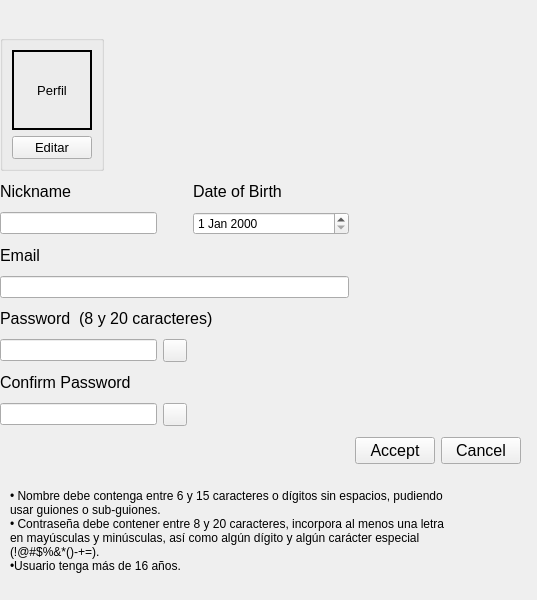
Above: Trabajo/signup.ui from KaiacUPV/PROYECTO-IHM before the change. Below: the same form after it.
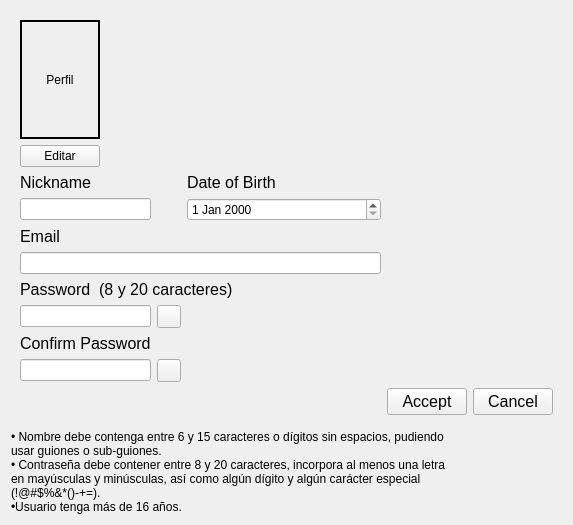
That is the form after the change.

Patch:
```diff
--- a/Trabajo/signup.ui
+++ b/Trabajo/signup.ui
@@ -6,60 +6,94 @@
    <rect>
     <x>0</x>
     <y>0</y>
-    <width>537</width>
-    <height>600</height>
+    <width>573</width>
+    <height>525</height>
    </rect>
   </property>
   <property name="windowTitle">
    <string>Form</string>
   </property>
-  <widget class="QLabel" name="Title_Label">
-   <property name="geometry">
-    <rect>
-     <x>10</x>
-     <y>460</y>
-     <width>541</width>
-     <height>141</height>
-    </rect>
-   </property>
-   <property name="sizePolicy">
-    <sizepolicy hsizetype="Preferred" vsizetype="Maximum">
-     <horstretch>0</horstretch>
-     <verstretch>0</verstretch>
-    </sizepolicy>
-   </property>
-   <property name="text">
-    <string>• Nombre debe contenga entre 6 y 15 caracteres o dígitos sin espacios, pudiendo
-usar guiones o sub-guiones.
-• Contraseña debe contener entre 8 y 20 caracteres, incorpora al menos una letra
-en mayúsculas y minúsculas, así como algún dígito y algún carácter especial
-(!@#$%&amp;*()-+=).
-•Usuario tenga más de 16 años.</string>
-   </property>
-  </widget>
-  <widget class="QWidget" name="widget" native="true">
-   <property name="geometry">
-    <rect>
-     <x>0</x>
-     <y>30</y>
-     <width>521</width>
-     <height>441</height>
-    </rect>
-   </property>
    <layout class="QGridLayout" name="gridLayout">
-    <item row="8" column="0">
-     <widget class="QLineEdit" name="lineEdit_2">
+   <item row="0" column="0" rowspan="2" colspan="2">
+    <widget class="QWidget" name="widget" native="true">
+     <layout class="QGridLayout" name="gridLayout_2">
+      <item row="4" column="0" colspan="2">
+       <widget class="QLineEdit" name="txt_nick"/>
+      </item>
+      <item row="9" column="0" colspan="2">
+       <widget class="QLabel" name="Repeat_Label">
+        <property name="sizePolicy">
+         <sizepolicy hsizetype="Preferred" vsizetype="Maximum">
+          <horstretch>0</horstretch>
+          <verstretch>0</verstretch>
+         </sizepolicy>
+        </property>
       <property name="font">
        <font>
-        <stylestrategy>PreferDefault</stylestrategy>
-       </font>
-      </property>
+          <pointsize>12</pointsize>
+         </font>
+        </property>
+        <property name="text">
+         <string>Confirm Password</string>
+        </property>
+       </widget>
+      </item>
+      <item row="3" column="0" colspan="2">
+       <widget class="QLabel" name="leName">
+        <property name="sizePolicy">
+         <sizepolicy hsizetype="Maximum" vsizetype="Maximum">
+          <horstretch>0</horstretch>
+          <verstretch>0</verstretch>
+         </sizepolicy>
+        </property>
+        <property name="font">
+         <font>
+          <pointsize>12</pointsize>
+         </font>
+        </property>
+        <property name="text">
+         <string>Nickname</string>
+        </property>
+       </widget>
+      </item>
+      <item row="10" column="0" colspan="2">
+       <widget class="QLineEdit" name="lineEdit_3">
       <property name="echoMode">
        <enum>QLineEdit::EchoMode::Password</enum>
       </property>
      </widget>
     </item>
-    <item row="5" column="0" colspan="4">
+      <item row="11" column="5">
+       <widget class="QPushButton" name="Cancel_Button">
+        <property name="font">
+         <font>
+          <pointsize>12</pointsize>
+         </font>
+        </property>
+        <property name="text">
+         <string>Cancel</string>
+        </property>
+       </widget>
+      </item>
+      <item row="3" column="3">
+       <widget class="QLabel" name="lebirth">
+        <property name="sizePolicy">
+         <sizepolicy hsizetype="Maximum" vsizetype="Maximum">
+          <horstretch>0</horstretch>
+          <verstretch>0</verstretch>
+         </sizepolicy>
+        </property>
+        <property name="font">
+         <font>
+          <pointsize>12</pointsize>
+         </font>
+        </property>
+        <property name="text">
+         <string>Date of Birth</string>
+        </property>
+       </widget>
+      </item>
+      <item row="7" column="0" colspan="4">
      <widget class="QLabel" name="Password_Label">
       <property name="sizePolicy">
        <sizepolicy hsizetype="Preferred" vsizetype="Maximum">
@@ -78,6 +112,65 @@
      </widget>
     </item>
     <item row="10" column="2">
+       <widget class="QToolButton" name="btnShowPass2">
+        <property name="text">
+         <string/>
+        </property>
+       </widget>
+      </item>
+      <item row="11" column="4">
+       <widget class="QPushButton" name="Accept_Button">
+        <property name="font">
+         <font>
+          <pointsize>12</pointsize>
+         </font>
+        </property>
+        <property name="text">
+         <string>Accept</string>
+        </property>
+       </widget>
+      </item>
+      <item row="8" column="0" colspan="2">
+       <widget class="QLineEdit" name="lineEdit_2">
+        <property name="font">
+         <font>
+          <stylestrategy>PreferDefault</stylestrategy>
+         </font>
+        </property>
+        <property name="echoMode">
+         <enum>QLineEdit::EchoMode::Password</enum>
+        </property>
+       </widget>
+      </item>
+      <item row="4" column="3">
+       <widget class="QDateEdit" name="date_birth"/>
+      </item>
+      <item row="8" column="2">
+       <widget class="QToolButton" name="btnShowPass1">
+        <property name="text">
+         <string/>
+        </property>
+       </widget>
+      </item>
+      <item row="5" column="0">
+       <widget class="QLabel" name="leEmail">
+        <property name="sizePolicy">
+         <sizepolicy hsizetype="Maximum" vsizetype="Maximum">
+          <horstretch>0</horstretch>
+          <verstretch>0</verstretch>
+         </sizepolicy>
+        </property>
+        <property name="font">
+         <font>
+          <pointsize>12</pointsize>
+         </font>
+        </property>
+        <property name="text">
+         <string>Email</string>
+        </property>
+       </widget>
+      </item>
+      <item row="10" column="3">
      <spacer name="horizontalSpacer">
       <property name="orientation">
        <enum>Qt::Orientation::Horizontal</enum>
@@ -90,111 +183,20 @@
       </property>
      </spacer>
     </item>
-    <item row="2" column="2">
-     <widget class="QDateEdit" name="date_birth"/>
-    </item>
-    <item row="10" column="0">
-     <widget class="QLineEdit" name="lineEdit_3">
-      <property name="echoMode">
-       <enum>QLineEdit::EchoMode::Password</enum>
-      </property>
-     </widget>
-    </item>
-    <item row="4" column="0" colspan="3">
-     <widget class="QLineEdit" name="Text_Email"/>
-    </item>
-    <item row="9" column="0">
-     <widget class="QLabel" name="Repeat_Label">
+      <item row="2" column="0">
+       <widget class="QPushButton" name="Btn_Avatar">
       <property name="sizePolicy">
-       <sizepolicy hsizetype="Preferred" vsizetype="Maximum">
+         <sizepolicy hsizetype="Fixed" vsizetype="Fixed">
         <horstretch>0</horstretch>
         <verstretch>0</verstretch>
        </sizepolicy>
       </property>
-      <property name="font">
-       <font>
-        <pointsize>12</pointsize>
-       </font>
-      </property>
       <property name="text">
-       <string>Confirm Password</string>
+         <string>Editar</string>
       </property>
      </widget>
     </item>
-    <item row="11" column="4">
-     <widget class="QPushButton" name="Cancel_Button">
-      <property name="font">
-       <font>
-        <pointsize>12</pointsize>
-       </font>
-      </property>
-      <property name="text">
-       <string>Cancel</string>
-      </property>
-     </widget>
-    </item>
-    <item row="11" column="3">
-     <widget class="QPushButton" name="Accept_Button">
-      <property name="font">
-       <font>
-        <pointsize>12</pointsize>
-       </font>
-      </property>
-      <property name="text">
-       <string>Accept</string>
-      </property>
-     </widget>
-    </item>
-    <item row="10" column="1">
-     <widget class="QToolButton" name="btnShowPass2">
-      <property name="text">
-       <string/>
-      </property>
-     </widget>
-    </item>
-    <item row="1" column="2">
-     <widget class="QLabel" name="lebirth">
-      <property name="sizePolicy">
-       <sizepolicy hsizetype="Maximum" vsizetype="Maximum">
-        <horstretch>0</horstretch>
-        <verstretch>0</verstretch>
-       </sizepolicy>
-      </property>
-      <property name="font">
-       <font>
-        <pointsize>12</pointsize>
-       </font>
-      </property>
-      <property name="text">
-       <string>Date of Birth</string>
-      </property>
-     </widget>
-    </item>
-    <item row="8" column="1">
-     <widget class="QToolButton" name="btnShowPass1">
-      <property name="text">
-       <string/>
-      </property>
-     </widget>
-    </item>
-    <item row="0" column="0" colspan="5">
-     <widget class="QGroupBox" name="groupUsuario">
-      <property name="sizePolicy">
-       <sizepolicy hsizetype="Maximum" vsizetype="Maximum">
-        <horstretch>0</horstretch>
-        <verstretch>0</verstretch>
-       </sizepolicy>
-      </property>
-      <property name="font">
-       <font>
-        <pointsize>10</pointsize>
-       </font>
-      </property>
-      <property name="title">
-       <string/>
-      </property>
-      <layout class="QVBoxLayout" name="verticalLayout">
-       <item>
+      <item row="1" column="0" colspan="2">
         <widget class="QLabel" name="lblUserAvatar">
          <property name="sizePolicy">
           <sizepolicy hsizetype="Fixed" vsizetype="Minimum">
@@ -226,63 +228,31 @@
          </property>
         </widget>
        </item>
-       <item>
-        <widget class="QPushButton" name="Btn_Avatar">
-         <property name="sizePolicy">
-          <sizepolicy hsizetype="Fixed" vsizetype="Fixed">
-           <horstretch>0</horstretch>
-           <verstretch>0</verstretch>
-          </sizepolicy>
-         </property>
-         <property name="text">
-          <string>Editar</string>
-         </property>
-        </widget>
+      <item row="6" column="0" colspan="4">
+       <widget class="QLineEdit" name="Text_Email"/>
        </item>
       </layout>
      </widget>
     </item>
-    <item row="3" column="0">
-     <widget class="QLabel" name="leEmail">
-      <property name="sizePolicy">
-       <sizepolicy hsizetype="Maximum" vsizetype="Maximum">
-        <horstretch>0</horstretch>
-        <verstretch>0</verstretch>
-       </sizepolicy>
-      </property>
-      <property name="font">
-       <font>
-        <pointsize>12</pointsize>
-       </font>
-      </property>
-      <property name="text">
-       <string>Email</string>
-      </property>
-     </widget>
-    </item>
-    <item row="1" column="0">
-     <widget class="QLabel" name="leName">
-      <property name="sizePolicy">
-       <sizepolicy hsizetype="Maximum" vsizetype="Maximum">
-        <horstretch>0</horstretch>
-        <verstretch>0</verstretch>
-       </sizepolicy>
-      </property>
-      <property name="font">
-       <font>
-        <pointsize>12</pointsize>
-       </font>
-      </property>
-      <property name="text">
-       <string>Nickname</string>
-      </property>
-     </widget>
-    </item>
     <item row="2" column="0">
-     <widget class="QLineEdit" name="txt_nick"/>
-    </item>
-   </layout>
-  </widget>
+    <widget class="QLabel" name="Title_Label">
+     <property name="sizePolicy">
+      <sizepolicy hsizetype="Preferred" vsizetype="Maximum">
+       <horstretch>0</horstretch>
+       <verstretch>0</verstretch>
+      </sizepolicy>
+     </property>
+     <property name="text">
+      <string>• Nombre debe contenga entre 6 y 15 caracteres o dígitos sin espacios, pudiendo
+usar guiones o sub-guiones.
+• Contraseña debe contener entre 8 y 20 caracteres, incorpora al menos una letra
+en mayúsculas y minúsculas, así como algún dígito y algún carácter especial
+(!@#$%&amp;*()-+=).
+•Usuario tenga más de 16 años.</string>
+     </property>
+    </widget>
+   </item>
+  </layout>
  </widget>
  <resources/>
  <connections/>
```
Lines whose indentation alone changed are shown as unchanged.
